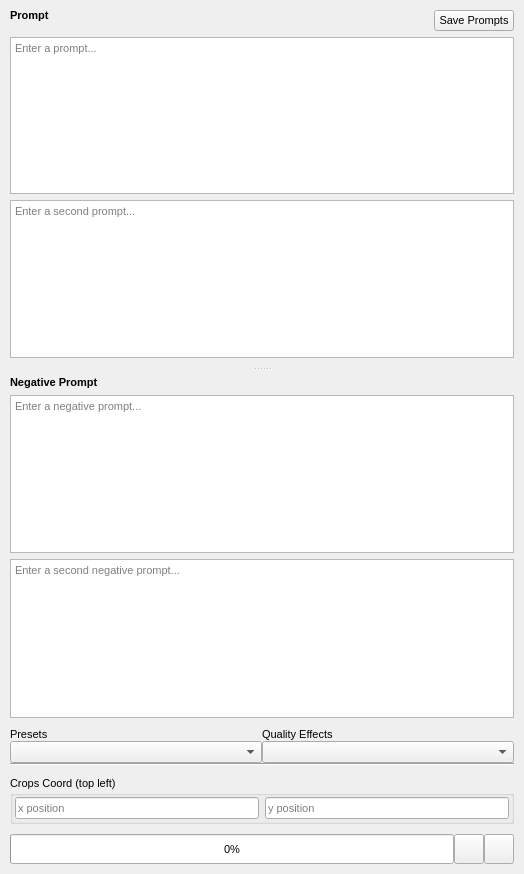
First picture: the form in src/airunner/widgets/stablediffusion/templates/stablediffusion_generator_form.ui, repository Capsize-Games/airunner, before the edit.
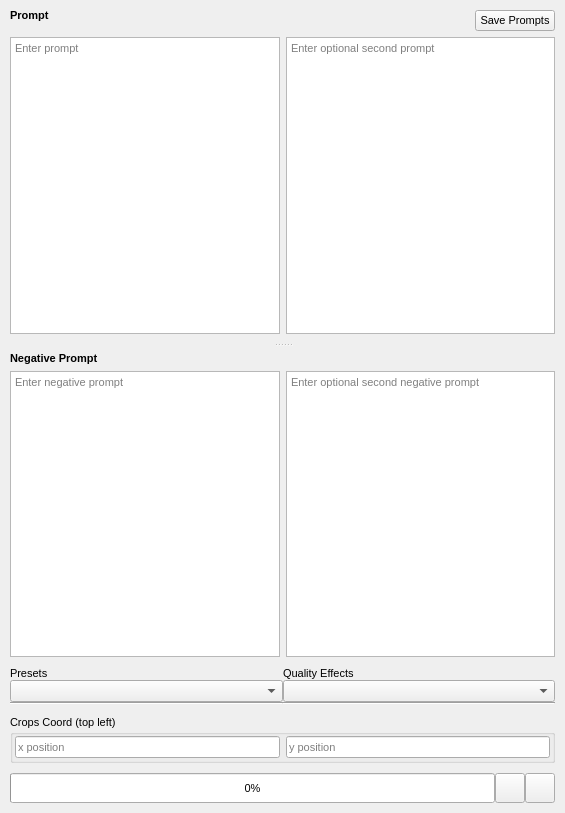
Second picture: the form after the edit. Icons and pictures are not drawn.

Commit message:
Tweak SD prompt layout for SDXL v SD 1.5
- layout changes when user switches between model versions
- start using crop coords with sdxl requests again (bug fix)
- modified prompt / negative prompt layout (horizontal grouping) to
  improve layout and prepare for blend prompt options

```diff
--- a/src/airunner/widgets/stablediffusion/templates/stablediffusion_generator_form.ui
+++ b/src/airunner/widgets/stablediffusion/templates/stablediffusion_generator_form.ui
@@ -6,8 +6,8 @@
    <rect>
     <x>0</x>
     <y>0</y>
-    <width>524</width>
-    <height>874</height>
+    <width>565</width>
+    <height>813</height>
    </rect>
   </property>
   <property name="font">
@@ -71,8 +71,8 @@
           <rect>
            <x>0</x>
            <y>0</y>
-           <width>524</width>
-           <height>824</height>
+           <width>565</width>
+           <height>763</height>
           </rect>
          </property>
          <layout class="QGridLayout" name="gridLayout">
@@ -94,41 +94,6 @@
           <property name="verticalSpacing">
            <number>10</number>
           </property>
-          <item row="11" column="0">
-           <widget class="QGroupBox" name="croops_coord_top_left_groupbox">
-            <property name="title">
-             <string>Crops Coord (top left)</string>
-            </property>
-            <layout class="QHBoxLayout" name="horizontalLayout_2">
-             <property name="leftMargin">
-              <number>2</number>
-             </property>
-             <property name="topMargin">
-              <number>2</number>
-             </property>
-             <property name="rightMargin">
-              <number>2</number>
-             </property>
-             <property name="bottomMargin">
-              <number>2</number>
-             </property>
-             <item>
-              <widget class="QLineEdit" name="crops_coord_top_left_x">
-               <property name="placeholderText">
-                <string>x position</string>
-               </property>
-              </widget>
-             </item>
-             <item>
-              <widget class="QLineEdit" name="crops_coord_top_left_y">
-               <property name="placeholderText">
-                <string>y position</string>
-               </property>
-              </widget>
-             </item>
-            </layout>
-           </widget>
-          </item>
           <item row="2" column="0">
            <layout class="QHBoxLayout" name="horizontalLayout">
             <item>
@@ -218,13 +183,6 @@
               <property name="bottomMargin">
                <number>9</number>
               </property>
-              <item row="1" column="0" colspan="2">
-               <widget class="QPlainTextEdit" name="prompt">
-                <property name="placeholderText">
-                 <string>Enter a prompt...</string>
-                </property>
-               </widget>
-              </item>
               <item row="0" column="1">
                <layout class="QHBoxLayout" name="horizontalLayout_6">
                 <property name="topMargin">
@@ -252,13 +210,6 @@
                 </item>
                </layout>
               </item>
-              <item row="2" column="0" colspan="2">
-               <widget class="QPlainTextEdit" name="secondary_prompt">
-                <property name="placeholderText">
-                 <string>Enter a second prompt...</string>
-                </property>
-               </widget>
-              </item>
               <item row="0" column="0">
                <widget class="QLabel" name="label">
                 <property name="font">
@@ -272,6 +223,24 @@
                 </property>
                </widget>
               </item>
+              <item row="1" column="0" colspan="2">
+               <layout class="QHBoxLayout" name="horizontalLayout_5">
+                <item>
+                 <widget class="QPlainTextEdit" name="prompt">
+                  <property name="placeholderText">
+                   <string>Enter prompt</string>
+                  </property>
+                 </widget>
+                </item>
+                <item>
+                 <widget class="QPlainTextEdit" name="secondary_prompt">
+                  <property name="placeholderText">
+                   <string>Enter optional second prompt</string>
+                  </property>
+                 </widget>
+                </item>
+               </layout>
+              </item>
              </layout>
             </widget>
             <widget class="QWidget" name="layoutWidget">
@@ -302,23 +271,62 @@
                </widget>
               </item>
               <item>
-               <widget class="QPlainTextEdit" name="negative_prompt">
-                <property name="placeholderText">
-                 <string>Enter a negative prompt...</string>
-                </property>
-               </widget>
-              </item>
-              <item>
-               <widget class="QPlainTextEdit" name="secondary_negative_prompt">
-                <property name="placeholderText">
-                 <string>Enter a second negative prompt...</string>
-                </property>
-               </widget>
+               <layout class="QHBoxLayout" name="horizontalLayout_8">
+                <item>
+                 <widget class="QPlainTextEdit" name="negative_prompt">
+                  <property name="placeholderText">
+                   <string>Enter negative prompt</string>
+                  </property>
+                 </widget>
+                </item>
+                <item>
+                 <widget class="QPlainTextEdit" name="secondary_negative_prompt">
+                  <property name="placeholderText">
+                   <string>Enter optional second negative prompt</string>
+                  </property>
+                 </widget>
+                </item>
+               </layout>
               </item>
              </layout>
             </widget>
            </widget>
           </item>
+          <item row="3" column="0">
+           <widget class="QGroupBox" name="croops_coord_top_left_groupbox">
+            <property name="title">
+             <string>Crops Coord (top left)</string>
+            </property>
+            <layout class="QHBoxLayout" name="horizontalLayout_2">
+             <property name="leftMargin">
+              <number>2</number>
+             </property>
+             <property name="topMargin">
+              <number>2</number>
+             </property>
+             <property name="rightMargin">
+              <number>2</number>
+             </property>
+             <property name="bottomMargin">
+              <number>2</number>
+             </property>
+             <item>
+              <widget class="QLineEdit" name="crops_coord_top_left_x">
+               <property name="placeholderText">
+                <string>x position</string>
+               </property>
+              </widget>
+             </item>
+             <item>
+              <widget class="QLineEdit" name="crops_coord_top_left_y">
+               <property name="placeholderText">
+                <string>y position</string>
+               </property>
+              </widget>
+             </item>
+            </layout>
+           </widget>
+          </item>
          </layout>
         </widget>
        </widget>
```
Left out of the diff: 30 changed lines with no effect on the pictures. The commit also changes 5 other files.
